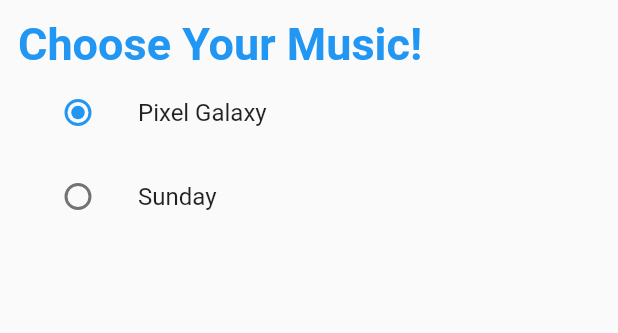
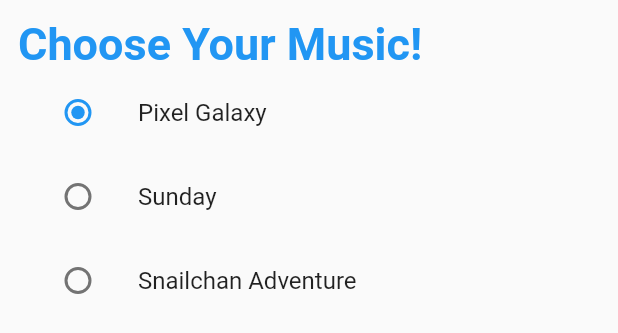
Before and after one commit to tessa-z/HacknRoll, a Flutter app: the Music widget shown alone on an empty page, opened directly, on a phone screen of 412 x 824 dp. Shown: the top 333 px of the screen. Run offline on Flutter 3.47's test engine with Material 2 defaults, Android fonts, the phone set to English and light mode, and no system bars.

Commit message:
Generate ListTile components dynamically

```diff
--- a/lib/main.dart
+++ b/lib/main.dart
@@ -216,6 +216,7 @@ class _MusicState extends State<Music> {
 
   @override
   Widget build(BuildContext context) {
+
     return Container(
       padding: EdgeInsets.all(12.0),
       child: ListView(
@@ -227,33 +228,54 @@ class _MusicState extends State<Music> {
             style: TextStyle(
                 fontSize: 30, color: Colors.blue, fontWeight: FontWeight.bold),
           ),
-          ListTile(
-            title: Text(songList[0]),
+          // ListTile(
+          //   title: Text(songList[0]),
+          //   leading: Radio(
+          //     value: 0,
+          //     groupValue: _song,
+          //     onChanged: (value) {
+          //       this.setState((){
+          //         _song = value;
+          //       });
+          //     },
+          //   ),
+          // ),
+          // ListTile(
+          //   title: Text(songList[1]),
+          //   leading: Radio(
+          //     value: 1,
+          //     groupValue: _song,
+          //     onChanged: (value) {
+          //       this.setState((){
+          //         _song = value;
+          //       });
+          //     },
+          //   ),
+          // ),
+          ListView.builder(
+            scrollDirection: Axis.vertical,
+            shrinkWrap: true,
+            itemCount: songList.length,
+            itemBuilder: (BuildContext context, int index) {
+              return new ListTile(
+                title: Text(songList[index]),
                 leading: Radio(
-              value: 0,
+                  value: index,
                   groupValue: _song,
                   onChanged: (value) {
-                this.setState((){
+                    this.setState(() {
                       _song = value;
                     });
                   },
                 ),
-          ),
-          ListTile(
-            title: Text(songList[1]),
-            leading: Radio(
-              value: 1,
-              groupValue: _song,
-              onChanged: (value) {
-                this.setState((){
-                  _song = value;
-                });
+              );
             },
-            ),
-          ),
+          )
         ],
       ),
     );
+
+
   }
 }
 
```
Lines whose indentation alone changed are shown as unchanged.
